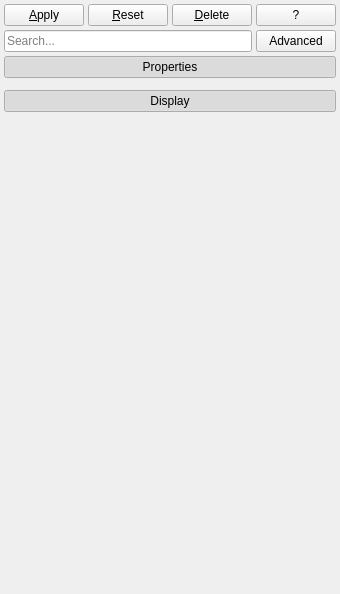
Old version of the form Qt/Components/Resources/UI/pqPropertiesPanel.ui in the repository Kitware/ParaView.
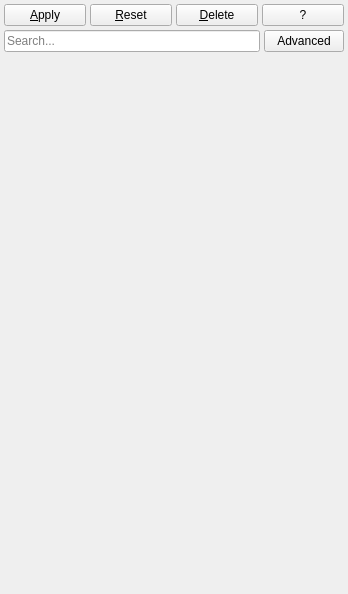
New version of the form. Custom widgets are drawn as their Qt base class.

Commit message:
BUG #13379. Cleanup toggle buttons in properties panel.
Properties panel used ugle toggle buttons for expanding frames. Changed that use
a new class pqExpanderButton which simulates the expanding buttons seen in the
Widget box for Qt Designer.

Patch:
```diff
--- a/Qt/Components/Resources/UI/pqPropertiesPanel.ui
+++ b/Qt/Components/Resources/UI/pqPropertiesPanel.ui
@@ -6,7 +6,7 @@
    <rect>
     <x>0</x>
     <y>0</y>
-    <width>336</width>
+    <width>348</width>
     <height>594</height>
    </rect>
   </property>
@@ -95,8 +95,8 @@
        <rect>
         <x>0</x>
         <y>0</y>
-        <width>328</width>
-        <height>58</height>
+        <width>340</width>
+        <height>38</height>
        </rect>
       </property>
       <property name="sizePolicy">
@@ -110,14 +110,17 @@
         <number>0</number>
        </property>
        <item>
-        <widget class="QPushButton" name="PropertiesButton">
-         <property name="text">
+        <widget class="pqExpanderButton" name="PropertiesButton">
+         <property name="frameShape">
+          <enum>QFrame::StyledPanel</enum>
+         </property>
+         <property name="frameShadow">
+          <enum>QFrame::Raised</enum>
+         </property>
+         <property name="text" stdset="0">
           <string>Properties</string>
          </property>
-         <property name="checkable">
-          <bool>true</bool>
-         </property>
-         <property name="checked">
+         <property name="checked" stdset="0">
           <bool>true</bool>
          </property>
         </widget>
@@ -156,14 +159,17 @@
         </widget>
        </item>
        <item>
-        <widget class="QPushButton" name="DisplayButton">
-         <property name="text">
+        <widget class="pqExpanderButton" name="DisplayButton">
+         <property name="frameShape">
+          <enum>QFrame::StyledPanel</enum>
+         </property>
+         <property name="frameShadow">
+          <enum>QFrame::Raised</enum>
+         </property>
+         <property name="text" stdset="0">
           <string>Display</string>
          </property>
-         <property name="checkable">
-          <bool>true</bool>
-         </property>
-         <property name="checked">
+         <property name="checked" stdset="0">
           <bool>true</bool>
          </property>
         </widget>
@@ -207,6 +213,14 @@
    </item>
   </layout>
  </widget>
+ <customwidgets>
+  <customwidget>
+   <class>pqExpanderButton</class>
+   <extends>QFrame</extends>
+   <header>pqExpanderButton.h</header>
+   <container>1</container>
+  </customwidget>
+ </customwidgets>
  <resources/>
  <connections/>
 </ui>
```
The commit also changes 6 other files.
